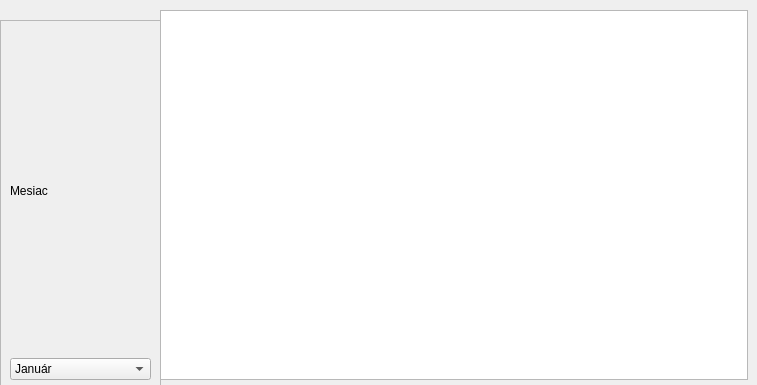
Above: projekt_firma/code/sumar.ui from ondrook/projektfirma before the change. Below: the same form after it.
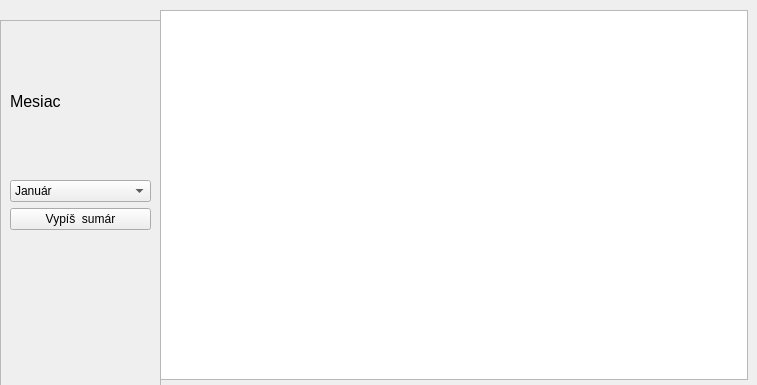
That is the form after the change.

Diff of the .ui file:
```diff
--- a/projekt_firma/code/sumar.ui
+++ b/projekt_firma/code/sumar.ui
@@ -42,7 +42,7 @@
     <item>
      <widget class="QLabel" name="label_2">
       <property name="text">
-       <string>Mesiac</string>
+       <string>&lt;html&gt;&lt;head/&gt;&lt;body&gt;&lt;p&gt;&lt;span style=&quot; font-size:12pt;&quot;&gt;Mesiac&lt;/span&gt;&lt;/p&gt;&lt;/body&gt;&lt;/html&gt;</string>
       </property>
      </widget>
     </item>
@@ -115,6 +115,20 @@
       </item>
      </widget>
     </item>
+    <item>
+     <widget class="QPushButton" name="vypis_sumar">
+      <property name="text">
+       <string>Vypíš  sumár</string>
+      </property>
+     </widget>
+    </item>
+    <item>
+     <widget class="QLabel" name="vypis_sumaru">
+      <property name="text">
+       <string/>
+      </property>
+     </widget>
+    </item>
    </layout>
   </widget>
  </widget>
```
Left out of the diff: 2 changed lines with no effect on the pictures.
